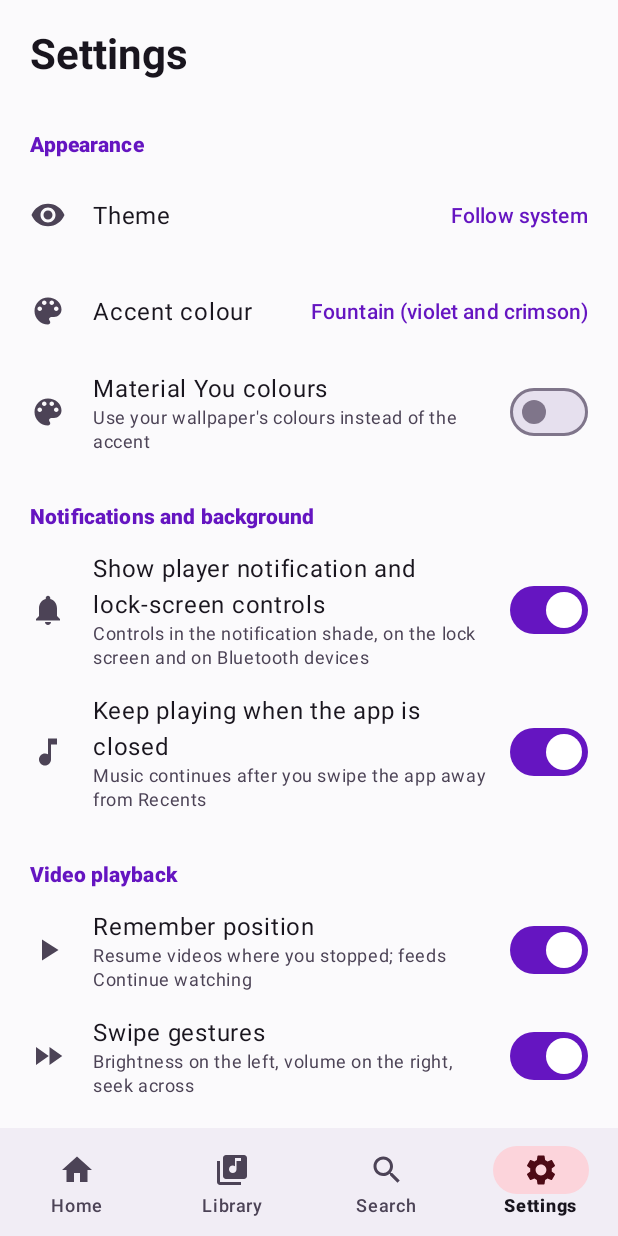
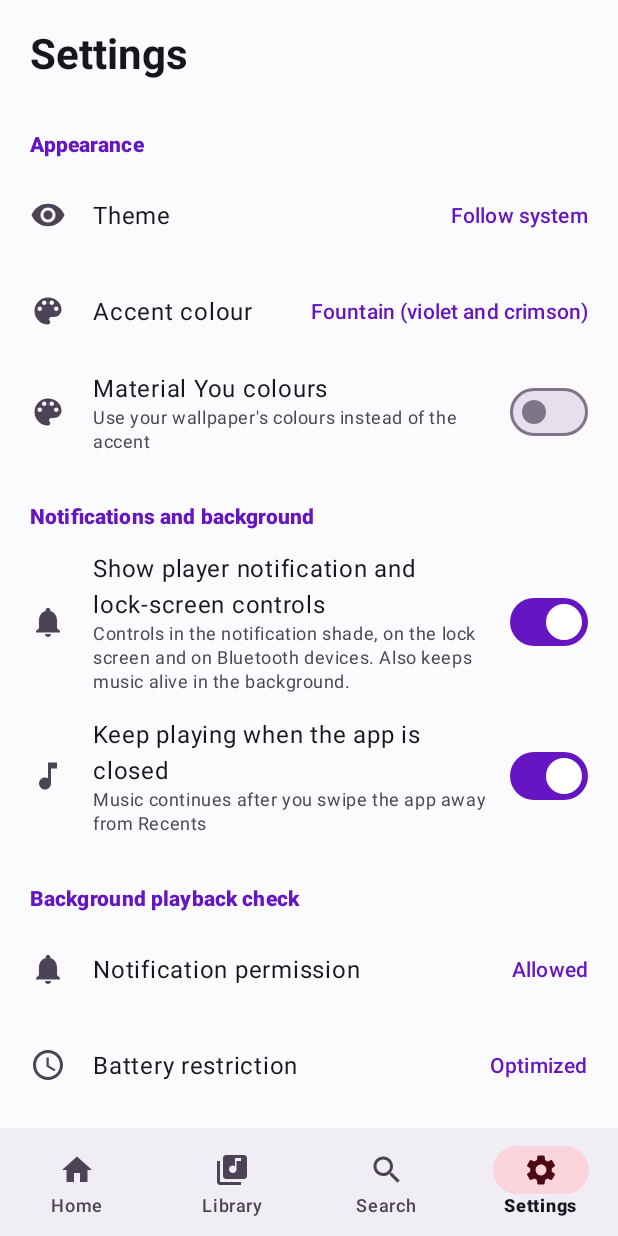
Before and after one commit to FountainPDL/FountainPlay, an Android app: the screen it shows after launch (MainActivity), item 4 of the bottom bar chosen, on a phone screen of 412 x 824 dp. Run offline under Robolectric (Android 15) with nearby library versions, the phone set to English and light mode, and no system bars; our stand-ins replace Room's generated code, navigation-ui; 3 statements that could not run were skipped.

Commit message:
Fix settings switches saving as off (notification, lock screen, background playback), Material You, theme backgrounds; add background health check

```diff
--- a/app/src/main/java/com/fountainpdl/fountainplay/FountainApp.java
+++ b/app/src/main/java/com/fountainpdl/fountainplay/FountainApp.java
@@ -8,8 +8,10 @@ public class FountainApp extends Application {
     @Override
     public void onCreate() {
         super.onCreate();
+        AppPreferences prefs = new AppPreferences(this);
+        prefs.resetTogglesOnce();
         // Light / dark / follow-system, chosen in Settings
-        String theme = new AppPreferences(this).getTheme();
+        String theme = prefs.getTheme();
         switch (theme) {
             case "light":  AppCompatDelegate.setDefaultNightMode(AppCompatDelegate.MODE_NIGHT_NO); break;
             case "dark":
--- a/app/src/main/java/com/fountainpdl/fountainplay/MainActivity.java
+++ b/app/src/main/java/com/fountainpdl/fountainplay/MainActivity.java
@@ -228,10 +228,10 @@ public class MainActivity extends BaseActivity implements PlaybackState.Listener
             if (!granted(Manifest.permission.READ_MEDIA_AUDIO)) need.add(Manifest.permission.READ_MEDIA_AUDIO);
             if (!granted(Manifest.permission.READ_MEDIA_VIDEO)) need.add(Manifest.permission.READ_MEDIA_VIDEO);
             AppPreferences prefs = new AppPreferences(this);
-            if (!granted(Manifest.permission.POST_NOTIFICATIONS)
-                    && !prefs.getBoolean(PREF_ASKED_NOTIFICATIONS, false)) {
+            int asks = prefs.getInt("notification_permission_asks", 0);
+            if (!granted(Manifest.permission.POST_NOTIFICATIONS) && asks < 3) {
                 need.add(Manifest.permission.POST_NOTIFICATIONS);
-                prefs.setBoolean(PREF_ASKED_NOTIFICATIONS, true);
+                prefs.setInt("notification_permission_asks", asks + 1);
             }
         } else if (!granted(Manifest.permission.READ_EXTERNAL_STORAGE)) {
             need.add(Manifest.permission.READ_EXTERNAL_STORAGE);
--- a/app/src/main/java/com/fountainpdl/fountainplay/ui/settings/SettingsFragment.java
+++ b/app/src/main/java/com/fountainpdl/fountainplay/ui/settings/SettingsFragment.java
@@ -1,18 +1,30 @@
 package com.fountainpdl.fountainplay.ui.settings;
 
+import android.Manifest;
+import android.content.Context;
+import android.content.Intent;
 import android.content.pm.PackageInfo;
+import android.content.pm.PackageManager;
+import android.net.Uri;
 import android.os.Build;
 import android.os.Bundle;
+import android.os.PowerManager;
+import android.provider.Settings;
 import android.view.LayoutInflater;
 import android.view.View;
 import android.view.ViewGroup;
 import android.widget.ImageView;
 import android.widget.LinearLayout;
 import android.widget.TextView;
+import android.widget.Toast;
+import androidx.activity.result.ActivityResultLauncher;
+import androidx.activity.result.contract.ActivityResultContracts;
 import androidx.annotation.DrawableRes;
 import androidx.annotation.NonNull;
 import androidx.annotation.Nullable;
 import androidx.appcompat.app.AppCompatDelegate;
+import androidx.core.app.NotificationManagerCompat;
+import androidx.core.content.ContextCompat;
 import androidx.fragment.app.Fragment;
 import androidx.navigation.fragment.NavHostFragment;
 import com.fountainpdl.fountainplay.R;
@@ -36,14 +48,29 @@ public class SettingsFragment extends Fragment {
     private static final int[] SKIP_VALUES = {5, 10, 15, 30, 60};
     private static final float[] SPEED_VALUES = {0.5f, 0.75f, 1.0f, 1.25f, 1.5f, 2.0f};
 
+    private final ActivityResultLauncher<String> notificationPermission =
+        registerForActivityResult(new ActivityResultContracts.RequestPermission(), granted -> {
+            if (!isAdded()) return;
+            if (!granted && !notificationsAllowed()) openNotificationSettings();
+            build();
+        });
+
     @Nullable @Override
     public View onCreateView(@NonNull LayoutInflater inf, @Nullable ViewGroup c, @Nullable Bundle s) {
         View v = inf.inflate(R.layout.fragment_settings, c, false);
         inflater = inf;
         prefs = new AppPreferences(requireContext());
         container = v.findViewById(R.id.settings_container);
+        // Rows are rebuilt from the saved settings every time. The system must never "restore" their state.
+        container.setSaveEnabled(false);
         build();
         return v;
+    }
+
+    /** Coming back from a system settings screen: show the new permission / battery status. */
+    @Override public void onResume() {
+        super.onResume();
+        if (container != null) build();
     }
 
     private void build() {
@@ -59,11 +86,22 @@ public class SettingsFragment extends Fragment {
 
         header("Notifications and background");
         toggleRow(R.drawable.ic_notifications, "Show player notification and lock-screen controls",
-            "Controls in the notification shade, on the lock screen and on Bluetooth devices",
-            AppPreferences.KEY_SHOW_NOTIFICATION, true, true, null);
+            "Controls in the notification shade, on the lock screen and on Bluetooth devices. Also keeps music alive in the background.",
+            AppPreferences.KEY_SHOW_NOTIFICATION, true, true, checked -> {
+                if (checked && !notificationsAllowed()) askNotificationPermission();
+            });
         toggleRow(R.drawable.ic_music_note, "Keep playing when the app is closed",
             "Music continues after you swipe the app away from Recents",
             AppPreferences.KEY_BACKGROUND, true, true, null);
+
+        header("Background playback check");
+        choiceRow(R.drawable.ic_notifications, "Notification permission",
+            notificationsAllowed() ? "Allowed" : "Blocked", v -> askNotificationPermission());
+        choiceRow(R.drawable.ic_schedule, "Battery restriction",
+            ignoringBatteryOptimizations() ? "Unrestricted" : "Optimized", v -> openBatterySettings());
+        actionRow(R.drawable.ic_info, "If music still stops",
+            "Some phones (Xiaomi, Huawei, Oppo, Samsung and others) stop music apps in the background. "
+                + "Set Fountain Play to Unrestricted above, and allow notifications.", null);
 
         header("Video playback");
         toggleRow(R.drawable.ic_play, "Remember position",
@@ -84,7 +122,7 @@ public class SettingsFragment extends Fragment {
                 NavHostFragment.findNavController(this).navigate(R.id.nav_manage_folders));
         actionRow(R.drawable.ic_refresh, "Rescan library", "Look for new and removed files", v -> {
             LibraryRepo.get(requireContext()).refresh();
-            android.widget.Toast.makeText(requireContext(), "Scanning…", android.widget.Toast.LENGTH_SHORT).show();
+            Toast.makeText(requireContext(), "Scanning…", Toast.LENGTH_SHORT).show();
         });
 
         header("About");
@@ -103,6 +141,7 @@ public class SettingsFragment extends Fragment {
 
     private View baseRow(@DrawableRes int icon, String title, String sub) {
         View row = inflater.inflate(R.layout.item_setting_row, container, false);
+        row.setSaveEnabled(false);
         ((ImageView) row.findViewById(R.id.iv_setting_icon)).setImageResource(icon);
         ((TextView) row.findViewById(R.id.tv_setting_title)).setText(title);
         TextView s = row.findViewById(R.id.tv_setting_sub);
@@ -126,21 +165,28 @@ public class SettingsFragment extends Fragment {
 
     private interface OnToggle { void onChanged(boolean checked); }
 
+    /**
+     * A switch row. The setting is saved only when the user taps it. (Listening for "checked changed"
+     * would also fire when Android restores the screen, and that used to save every switch as off.)
+     */
     private void toggleRow(@DrawableRes int icon, String title, String sub, final String key,
                            boolean def, boolean enabled, final OnToggle after) {
         View row = baseRow(icon, title, sub);
         final MaterialSwitch sw = row.findViewById(R.id.sw_setting);
+        sw.setId(View.generateViewId());       // every row used the same id: never share state between switches
+        sw.setSaveEnabled(false);
         sw.setVisibility(View.VISIBLE);
         sw.setChecked(prefs.getBoolean(key, def));
         sw.setEnabled(enabled);
         row.setEnabled(enabled);
         row.setAlpha(enabled ? 1f : 0.5f);
         if (!enabled) return;
-        sw.setOnCheckedChangeListener((b, checked) -> {
-            prefs.setBoolean(key, checked);
-            if (after != null) after.onChanged(checked);
+        sw.setOnClickListener(v -> {
+            boolean now = sw.isChecked();
+            prefs.setBoolean(key, now);
+            if (after != null) after.onChanged(now);
         });
-        row.setOnClickListener(v -> sw.toggle());
+        row.setOnClickListener(v -> sw.performClick());
     }
 
     // ── Pickers ─────────────────────────────────────────────────────────────────
@@ -152,7 +198,6 @@ public class SettingsFragment extends Fragment {
                 prefs.setTheme(THEME_KEYS[which]);
                 d.dismiss();
                 applyNightMode(THEME_KEYS[which]);
-                build();
                 requireActivity().recreate();
             }).show();
     }
@@ -206,6 +251,57 @@ public class SettingsFragment extends Fragment {
             }).show();
     }
 
+    // ── Notification permission and battery ─────────────────────────────────────
+
+    private boolean notificationsAllowed() {
+        return NotificationManagerCompat.from(requireContext()).areNotificationsEnabled();
+    }
+
+    private void askNotificationPermission() {
+        if (notificationsAllowed()) {
+            Toast.makeText(requireContext(), "Notifications are already allowed", Toast.LENGTH_SHORT).show();
+            return;
+        }
+        if (Build.VERSION.SDK_INT >= Build.VERSION_CODES.TIRAMISU
+                && ContextCompat.checkSelfPermission(requireContext(), Manifest.permission.POST_NOTIFICATIONS)
+                    != PackageManager.PERMISSION_GRANTED) {
+            notificationPermission.launch(Manifest.permission.POST_NOTIFICATIONS);
+        } else {
+            openNotificationSettings();
+        }
+    }
+
+    private void openNotificationSettings() {
+        try {
+            Intent i = new Intent(Settings.ACTION_APP_NOTIFICATION_SETTINGS)
+                .putExtra(Settings.EXTRA_APP_PACKAGE, requireContext().getPackageName());
+            startActivity(i);
+        } catch (Exception e) {
+            openAppDetails();
+        }
+    }
+
+    private boolean ignoringBatteryOptimizations() {
+        PowerManager pm = (PowerManager) requireContext().getSystemService(Context.POWER_SERVICE);
+        return pm != null && pm.isIgnoringBatteryOptimizations(requireContext().getPackageName());
+    }
+
+    private void openBatterySettings() {
+        try {
+            startActivity(new Intent(Settings.ACTION_IGNORE_BATTERY_OPTIMIZATION_SETTINGS));
+            Toast.makeText(requireContext(), "Find Fountain Play and choose Don't optimise", Toast.LENGTH_LONG).show();
+        } catch (Exception e) {
+            openAppDetails();
+        }
+    }
+
+    private void openAppDetails() {
+        try {
+            startActivity(new Intent(Settings.ACTION_APPLICATION_DETAILS_SETTINGS,
+                Uri.parse("package:" + requireContext().getPackageName())));
+        } catch (Exception ignored) { }
+    }
+
     // ── Helpers ─────────────────────────────────────────────────────────────────
 
     private static int indexOf(String[] a, String v) {
--- a/app/src/main/java/com/fountainpdl/fountainplay/util/AppPreferences.java
+++ b/app/src/main/java/com/fountainpdl/fountainplay/util/AppPreferences.java
@@ -49,4 +49,18 @@ public class AppPreferences {
     public boolean getBoolean(String k, boolean def) { return p.getBoolean(k, def); }
     public void    setBoolean(String k, boolean v)   { p.edit().putBoolean(k, v).apply(); }
     public String  getString(String k, String def)   { return p.getString(k, def); }
+    public int     getInt(String k, int def)         { return p.getInt(k, def); }
+    public void    setInt(String k, int v)           { p.edit().putInt(k, v).apply(); }
+
+    /**
+     * Earlier builds of the Settings screen could save every switch as "off" when the screen was restored.
+     * Put the switches back to their defaults, once.
+     */
+    public void resetTogglesOnce() {
+        if (p.getBoolean("toggle_reset_v1", false)) return;
+        p.edit().remove(KEY_BACKGROUND).remove(KEY_SHOW_NOTIFICATION).remove(KEY_REMEMBER_POS)
+            .remove(KEY_GESTURES).remove(KEY_AUTO_PIP).remove(KEY_DYNAMIC_COLOR)
+            .remove("asked_post_notifications")
+            .putBoolean("toggle_reset_v1", true).apply();
+    }
 }
--- a/app/src/main/res/values-night/themes.xml
+++ b/app/src/main/res/values-night/themes.xml
@@ -26,9 +26,9 @@
         <item name="colorSurfaceContainerHighest">@color/fp_fountain_surfacecontainerhighest_dark</item>
         <item name="colorSurfaceInverse">@color/fp_fountain_surfaceinverse_dark</item>
         <item name="colorOnSurfaceInverse">@color/fp_fountain_onsurfaceinverse_dark</item>
-        <item name="android:colorBackground">@color/fp_fountain_surface_dark</item>
-        <item name="colorOnBackground">@color/fp_fountain_onsurface_dark</item>
-        <item name="android:windowBackground">@color/fp_fountain_surface_dark</item>
+        <item name="android:colorBackground">?attr/colorSurface</item>
+        <item name="colorOnBackground">?attr/colorOnSurface</item>
+        <item name="android:windowBackground">?attr/colorSurface</item>
         <item name="android:statusBarColor">@color/fp_transparent</item>
         <item name="android:navigationBarColor">@color/fp_transparent</item>
         <item name="android:windowLayoutInDisplayCutoutMode">shortEdges</item>
@@ -214,7 +214,5 @@
         <item name="colorSurfaceContainer">@color/fp_amoled_surfacecontainer</item>
         <item name="colorSurfaceContainerHigh">@color/fp_amoled_surfacecontainerhigh</item>
         <item name="colorSurfaceContainerHighest">@color/fp_amoled_surfacecontainerhighest</item>
-        <item name="android:colorBackground">@color/fp_amoled_surface</item>
-        <item name="android:windowBackground">@color/fp_amoled_surface</item>
     </style>
 </resources>
--- a/app/src/main/res/values/themes.xml
+++ b/app/src/main/res/values/themes.xml
@@ -26,9 +26,9 @@
         <item name="colorSurfaceContainerHighest">@color/fp_fountain_surfacecontainerhighest_light</item>
         <item name="colorSurfaceInverse">@color/fp_fountain_surfaceinverse_light</item>
         <item name="colorOnSurfaceInverse">@color/fp_fountain_onsurfaceinverse_light</item>
-        <item name="android:colorBackground">@color/fp_fountain_surface_light</item>
-        <item name="colorOnBackground">@color/fp_fountain_onsurface_light</item>
-        <item name="android:windowBackground">@color/fp_fountain_surface_light</item>
+        <item name="android:colorBackground">?attr/colorSurface</item>
+        <item name="colorOnBackground">?attr/colorOnSurface</item>
+        <item name="android:windowBackground">?attr/colorSurface</item>
         <item name="android:statusBarColor">@color/fp_transparent</item>
         <item name="android:navigationBarColor">@color/fp_transparent</item>
         <item name="android:windowLayoutInDisplayCutoutMode">shortEdges</item>
```
